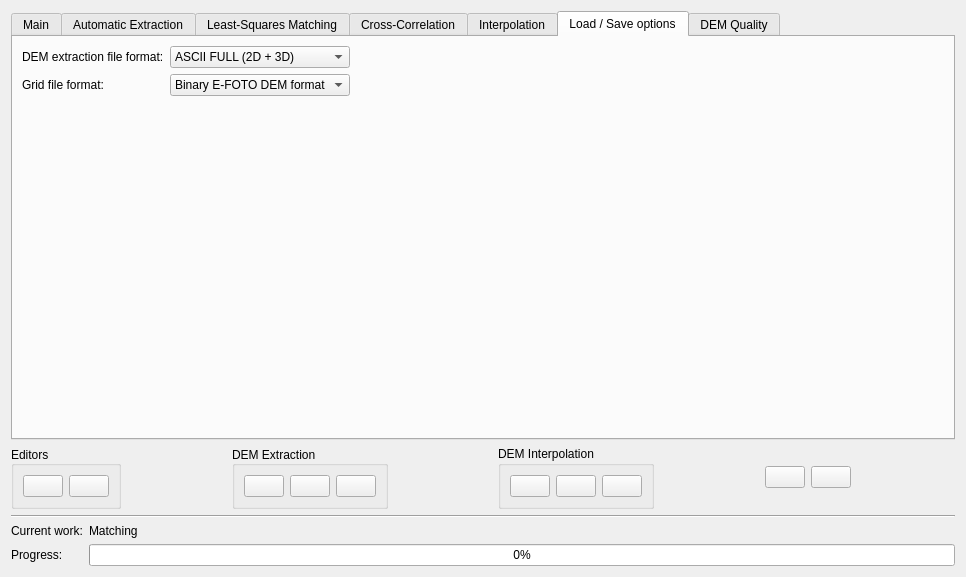
Old version of the form qt/interface/DemExtraction.ui in the repository e-foto/e-foto.
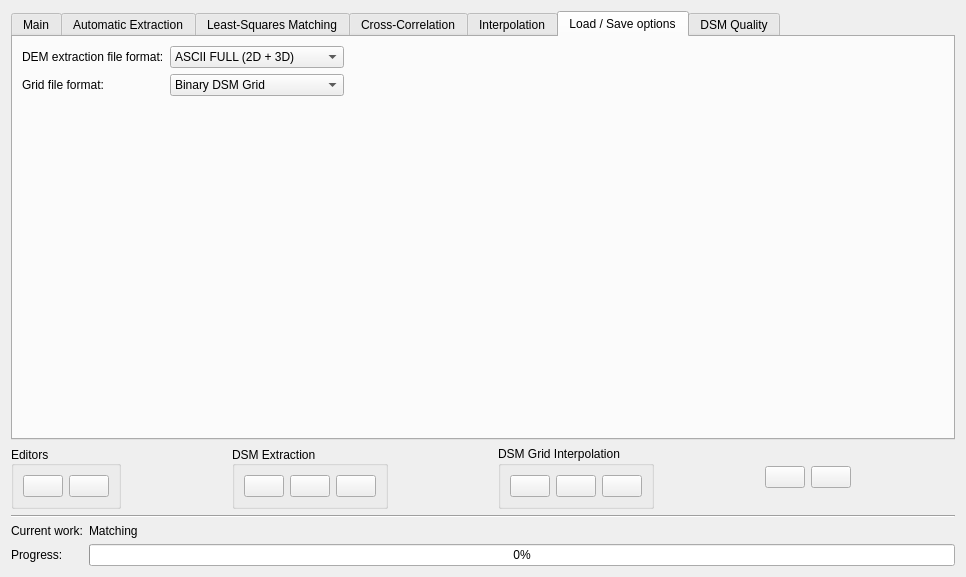
New version of the form. The open tabs and pages were chosen to show the change. Icons and pictures are not drawn.

Commit message: Many small changes to launch the new binary version.

The edit to the form file:
```diff
--- a/qt/interface/DemExtraction.ui
+++ b/qt/interface/DemExtraction.ui
@@ -88,7 +88,7 @@
      <item>
       <widget class="QGroupBox" name="groupBox_11">
        <property name="title">
-        <string>DEM Extraction</string>
+        <string>DSM Extraction</string>
        </property>
        <property name="alignment">
         <set>Qt::AlignLeading|Qt::AlignLeft|Qt::AlignVCenter</set>
@@ -173,7 +173,7 @@
      <item>
       <widget class="QGroupBox" name="groupBox_12">
        <property name="title">
-        <string>DEM Interpolation</string>
+        <string>DSM Grid Interpolation</string>
        </property>
        <layout class="QGridLayout" name="gridLayout_18">
         <item row="0" column="0">
@@ -2460,7 +2460,7 @@
            </property>
            <item>
             <property name="text">
-             <string>Binary E-FOTO DEM format</string>
+             <string>Binary DSM Grid</string>
             </property>
            </item>
            <item>
@@ -2502,7 +2502,7 @@
      </widget>
      <widget class="QWidget" name="tab_6">
       <attribute name="title">
-       <string>DEM Quality</string>
+       <string>DSM Quality</string>
       </attribute>
       <layout class="QGridLayout" name="gridLayout_24">
        <item row="0" column="0">
```
Left out of the diff: 24 changed lines with no effect on the pictures. The commit also changes 9 other files.
